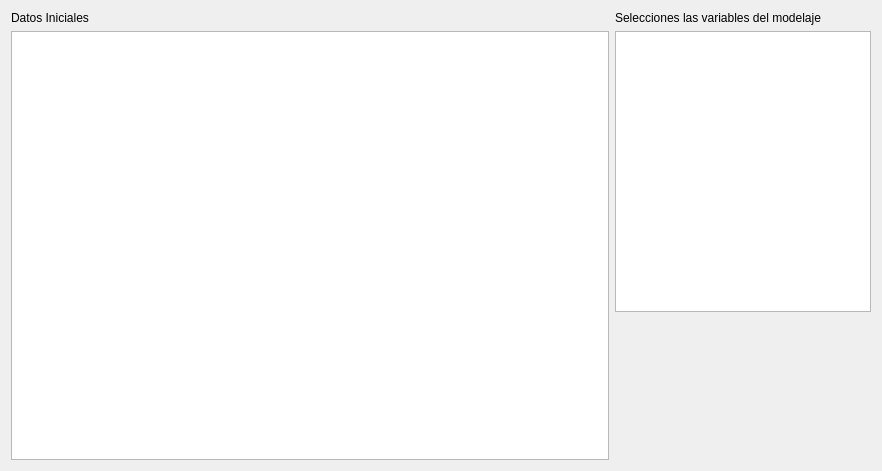
This is view/ui/tab_data_filter.ui in vasha54/apm as Qt 5 draws it before an edit. The edited form follows.
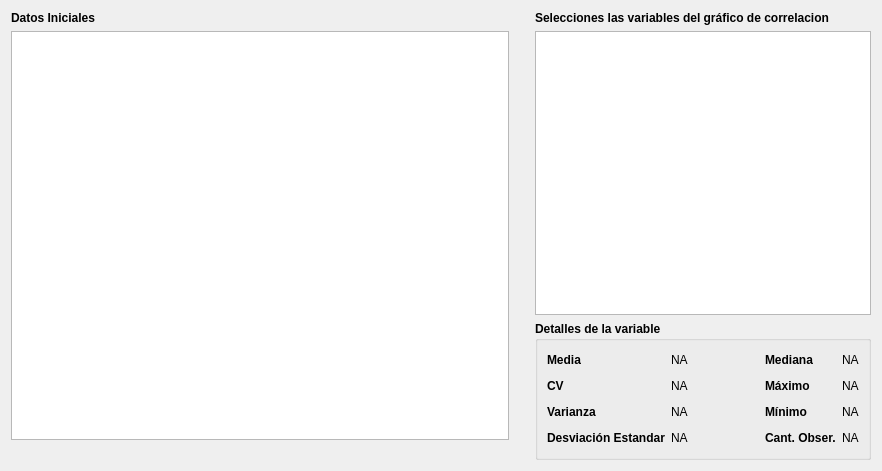
This is the edited form.

Commit message: Subiendo los cambios en la pestana de datos filtrados

Diff of the .ui file:
```diff
--- a/view/ui/tab_data_filter.ui
+++ b/view/ui/tab_data_filter.ui
@@ -15,51 +15,84 @@
   </property>
   <layout class="QHBoxLayout" name="horizontalLayout">
    <item>
-    <layout class="QVBoxLayout" name="verticalLayout">
-     <property name="sizeConstraint">
-      <enum>QLayout::SetMinimumSize</enum>
-     </property>
+    <layout class="QVBoxLayout" name="verticalLayout_3">
      <item>
-      <widget class="QLabel" name="label">
-       <property name="sizePolicy">
-        <sizepolicy hsizetype="MinimumExpanding" vsizetype="Fixed">
-         <horstretch>0</horstretch>
-         <verstretch>0</verstretch>
-        </sizepolicy>
+      <layout class="QVBoxLayout" name="verticalLayout">
+       <property name="sizeConstraint">
+        <enum>QLayout::SetMinimumSize</enum>
        </property>
-       <property name="text">
-        <string>Datos Iniciales</string>
-       </property>
-      </widget>
+       <item>
+        <widget class="QLabel" name="label">
+         <property name="sizePolicy">
+          <sizepolicy hsizetype="Maximum" vsizetype="Fixed">
+           <horstretch>0</horstretch>
+           <verstretch>0</verstretch>
+          </sizepolicy>
+         </property>
+         <property name="font">
+          <font>
+           <weight>75</weight>
+           <bold>true</bold>
+          </font>
+         </property>
+         <property name="text">
+          <string>Datos Iniciales</string>
+         </property>
+        </widget>
+       </item>
+       <item>
+        <widget class="QTableView" name="tableViewDataFrame">
+         <property name="sizePolicy">
+          <sizepolicy hsizetype="MinimumExpanding" vsizetype="Expanding">
+           <horstretch>0</horstretch>
+           <verstretch>0</verstretch>
+          </sizepolicy>
+         </property>
+         <property name="minimumSize">
+          <size>
+           <width>0</width>
+           <height>0</height>
+          </size>
+         </property>
+        </widget>
+       </item>
+      </layout>
      </item>
      <item>
-      <widget class="QTableView" name="tableViewDataFrame">
-       <property name="sizePolicy">
-        <sizepolicy hsizetype="MinimumExpanding" vsizetype="Expanding">
-         <horstretch>0</horstretch>
-         <verstretch>0</verstretch>
-        </sizepolicy>
+      <spacer name="horizontalSpacer_5">
+       <property name="orientation">
+        <enum>Qt::Horizontal</enum>
        </property>
-       <property name="minimumSize">
+       <property name="sizeType">
+        <enum>QSizePolicy::MinimumExpanding</enum>
+       </property>
+       <property name="sizeHint" stdset="0">
         <size>
-         <width>0</width>
-         <height>0</height>
+         <width>426</width>
+         <height>20</height>
         </size>
        </property>
-      </widget>
+      </spacer>
      </item>
     </layout>
    </item>
    <item>
-    <layout class="QVBoxLayout" name="verticalLayout_3">
-     <property name="sizeConstraint">
-      <enum>QLayout::SetMinimumSize</enum>
-     </property>
-     <item>
+    <layout class="QGridLayout" name="gridLayout_2">
+     <item row="0" column="0">
+      <spacer name="verticalSpacer">
+       <property name="orientation">
+        <enum>Qt::Vertical</enum>
+       </property>
+       <property name="sizeHint" stdset="0">
+        <size>
+         <width>20</width>
+         <height>218</height>
+        </size>
+       </property>
+      </spacer>
+     </item>
+     <item row="0" column="1">
       <layout class="QVBoxLayout" name="verticalLayout_2">
-       <property name="sizeConstraint">
-        <enum>QLayout::SetFixedSize</enum>
-       </property>
        <item>
         <widget class="QLabel" name="label_2">
          <property name="sizePolicy">
@@ -68,15 +101,21 @@
            <verstretch>0</verstretch>
           </sizepolicy>
          </property>
+         <property name="font">
+          <font>
+           <weight>75</weight>
+           <bold>true</bold>
+          </font>
+         </property>
          <property name="text">
-          <string>Selecciones las variables del modelaje</string>
+          <string>Selecciones las variables del gráfico de correlacion</string>
          </property>
         </widget>
        </item>
        <item>
         <widget class="QListView" name="listViewVariable">
          <property name="sizePolicy">
-          <sizepolicy hsizetype="Maximum" vsizetype="Minimum">
+          <sizepolicy hsizetype="Preferred" vsizetype="Minimum">
            <horstretch>0</horstretch>
            <verstretch>0</verstretch>
           </sizepolicy>
@@ -97,21 +136,298 @@
        </item>
       </layout>
      </item>
-     <item>
-      <spacer name="verticalSpacer">
-       <property name="orientation">
-        <enum>Qt::Vertical</enum>
+     <item row="1" column="1">
+      <widget class="QGroupBox" name="gBVariable">
+       <property name="sizePolicy">
+        <sizepolicy hsizetype="Preferred" vsizetype="Minimum">
+         <horstretch>0</horstretch>
+         <verstretch>0</verstretch>
+        </sizepolicy>
        </property>
-       <property name="sizeType">
-        <enum>QSizePolicy::Minimum</enum>
+       <property name="font">
+        <font>
+         <weight>75</weight>
+         <bold>true</bold>
+        </font>
        </property>
-       <property name="sizeHint" stdset="0">
-        <size>
-         <width>20</width>
-         <height>148</height>
-        </size>
+       <property name="title">
+        <string>Detalles de la variable</string>
        </property>
-      </spacer>
+       <layout class="QGridLayout" name="gridLayout">
+        <item row="2" column="4">
+         <widget class="QLabel" name="lOMin">
+          <property name="font">
+           <font>
+            <weight>50</weight>
+            <bold>false</bold>
+           </font>
+          </property>
+          <property name="text">
+           <string>NA</string>
+          </property>
+         </widget>
+        </item>
+        <item row="3" column="3">
+         <widget class="QLabel" name="label_10">
+          <property name="sizePolicy">
+           <sizepolicy hsizetype="Maximum" vsizetype="Preferred">
+            <horstretch>0</horstretch>
+            <verstretch>0</verstretch>
+           </sizepolicy>
+          </property>
+          <property name="text">
+           <string>Cant. Obser.</string>
+          </property>
+         </widget>
+        </item>
+        <item row="2" column="1">
+         <widget class="QLabel" name="lOVarianza">
+          <property name="font">
+           <font>
+            <weight>50</weight>
+            <bold>false</bold>
+           </font>
+          </property>
+          <property name="text">
+           <string>NA</string>
+          </property>
+         </widget>
+        </item>
+        <item row="1" column="1">
+         <widget class="QLabel" name="lOCV">
+          <property name="font">
+           <font>
+            <weight>50</weight>
+            <bold>false</bold>
+           </font>
+          </property>
+          <property name="text">
+           <string>NA</string>
+          </property>
+         </widget>
+        </item>
+        <item row="0" column="4">
+         <widget class="QLabel" name="lOMedian">
+          <property name="font">
+           <font>
+            <weight>50</weight>
+            <bold>false</bold>
+           </font>
+          </property>
+          <property name="text">
+           <string>NA</string>
+          </property>
+         </widget>
+        </item>
+        <item row="3" column="2">
+         <spacer name="horizontalSpacer_4">
+          <property name="orientation">
+           <enum>Qt::Horizontal</enum>
+          </property>
+          <property name="sizeType">
+           <enum>QSizePolicy::Maximum</enum>
+          </property>
+          <property name="sizeHint" stdset="0">
+           <size>
+            <width>71</width>
+            <height>20</height>
+           </size>
+          </property>
+         </spacer>
+        </item>
+        <item row="2" column="0">
+         <widget class="QLabel" name="label_5">
+          <property name="sizePolicy">
+           <sizepolicy hsizetype="Maximum" vsizetype="Preferred">
+            <horstretch>0</horstretch>
+            <verstretch>0</verstretch>
+           </sizepolicy>
+          </property>
+          <property name="text">
+           <string>Varianza</string>
+          </property>
+         </widget>
+        </item>
+        <item row="1" column="0">
+         <widget class="QLabel" name="label_4">
+          <property name="sizePolicy">
+           <sizepolicy hsizetype="Maximum" vsizetype="Preferred">
+            <horstretch>0</horstretch>
+            <verstretch>0</verstretch>
+           </sizepolicy>
+          </property>
+          <property name="text">
+           <string>CV</string>
+          </property>
+         </widget>
+        </item>
+        <item row="1" column="2">
+         <spacer name="horizontalSpacer_2">
+          <property name="orientation">
+           <enum>Qt::Horizontal</enum>
+          </property>
+          <property name="sizeType">
+           <enum>QSizePolicy::Maximum</enum>
+          </property>
+          <property name="sizeHint" stdset="0">
+           <size>
+            <width>71</width>
+            <height>20</height>
+           </size>
+          </property>
+         </spacer>
+        </item>
+        <item row="2" column="3">
+         <widget class="QLabel" name="label_9">
+          <property name="sizePolicy">
+           <sizepolicy hsizetype="Maximum" vsizetype="Preferred">
+            <horstretch>0</horstretch>
+            <verstretch>0</verstretch>
+           </sizepolicy>
+          </property>
+          <property name="text">
+           <string>Mínimo</string>
+          </property>
+         </widget>
+        </item>
+        <item row="0" column="3">
+         <widget class="QLabel" name="label_7">
+          <property name="sizePolicy">
+           <sizepolicy hsizetype="Maximum" vsizetype="Preferred">
+            <horstretch>0</horstretch>
+            <verstretch>0</verstretch>
+           </sizepolicy>
+          </property>
+          <property name="text">
+           <string>Mediana</string>
+          </property>
+         </widget>
+        </item>
+        <item row="0" column="1">
+         <widget class="QLabel" name="lOMedia">
+          <property name="font">
+           <font>
+            <weight>50</weight>
+            <bold>false</bold>
+           </font>
+          </property>
+          <property name="text">
+           <string>NA</string>
+          </property>
+         </widget>
+        </item>
+        <item row="3" column="4">
+         <widget class="QLabel" name="lONumberMeas">
+          <property name="font">
+           <font>
+            <weight>50</weight>
+            <bold>false</bold>
+           </font>
+          </property>
+          <property name="text">
+           <string>NA</string>
+          </property>
+         </widget>
+        </item>
+        <item row="1" column="3">
+         <widget class="QLabel" name="label_8">
+          <property name="sizePolicy">
+           <sizepolicy hsizetype="Maximum" vsizetype="Preferred">
+            <horstretch>0</horstretch>
+            <verstretch>0</verstretch>
+           </sizepolicy>
+          </property>
+          <property name="text">
+           <string>Máximo</string>
+          </property>
+         </widget>
+        </item>
+        <item row="3" column="0">
+         <widget class="QLabel" name="label_6">
+          <property name="sizePolicy">
+           <sizepolicy hsizetype="Maximum" vsizetype="Preferred">
+            <horstretch>0</horstretch>
+            <verstretch>0</verstretch>
+           </sizepolicy>
+          </property>
+          <property name="text">
+           <string>Desviación Estandar</string>
+          </property>
+         </widget>
+        </item>
+        <item row="2" column="2">
+         <spacer name="horizontalSpacer_3">
+          <property name="orientation">
+           <enum>Qt::Horizontal</enum>
+          </property>
+          <property name="sizeType">
+           <enum>QSizePolicy::Maximum</enum>
+          </property>
+          <property name="sizeHint" stdset="0">
+           <size>
+            <width>71</width>
+            <height>20</height>
+           </size>
+          </property>
+         </spacer>
+        </item>
+        <item row="1" column="4">
+         <widget class="QLabel" name="lOMax">
+          <property name="font">
+           <font>
+            <weight>50</weight>
+            <bold>false</bold>
+           </font>
+          </property>
+          <property name="text">
+           <string>NA</string>
+          </property>
+         </widget>
+        </item>
+        <item row="0" column="0">
+         <widget class="QLabel" name="label_3">
+          <property name="sizePolicy">
+           <sizepolicy hsizetype="Maximum" vsizetype="Preferred">
+            <horstretch>0</horstretch>
+            <verstretch>0</verstretch>
+           </sizepolicy>
+          </property>
+          <property name="text">
+           <string>Media</string>
+          </property>
+         </widget>
+        </item>
+        <item row="0" column="2">
+         <spacer name="horizontalSpacer">
+          <property name="orientation">
+           <enum>Qt::Horizontal</enum>
+          </property>
+          <property name="sizeType">
+           <enum>QSizePolicy::Maximum</enum>
+          </property>
+          <property name="sizeHint" stdset="0">
+           <size>
+            <width>71</width>
+            <height>20</height>
+           </size>
+          </property>
+         </spacer>
+        </item>
+        <item row="3" column="1">
+         <widget class="QLabel" name="lOSTD">
+          <property name="font">
+           <font>
+            <weight>50</weight>
+            <bold>false</bold>
+           </font>
+          </property>
+          <property name="text">
+           <string>NA</string>
+          </property>
+         </widget>
+        </item>
+       </layout>
+      </widget>
      </item>
     </layout>
    </item>
```
The commit also changes 7 other files.
